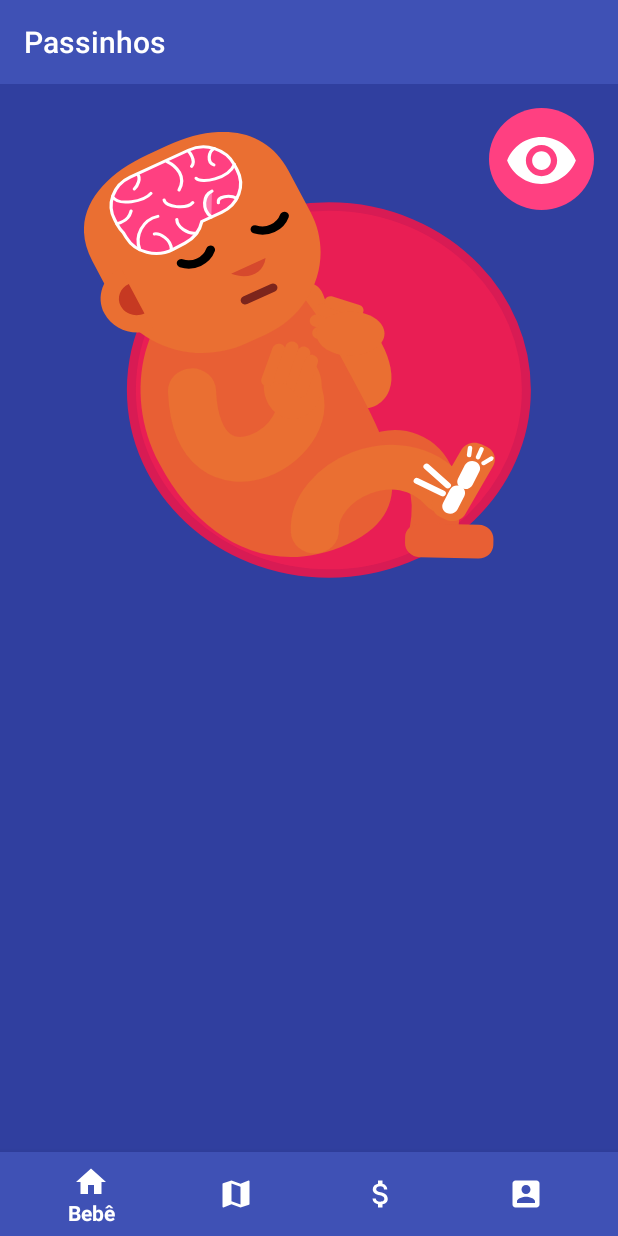
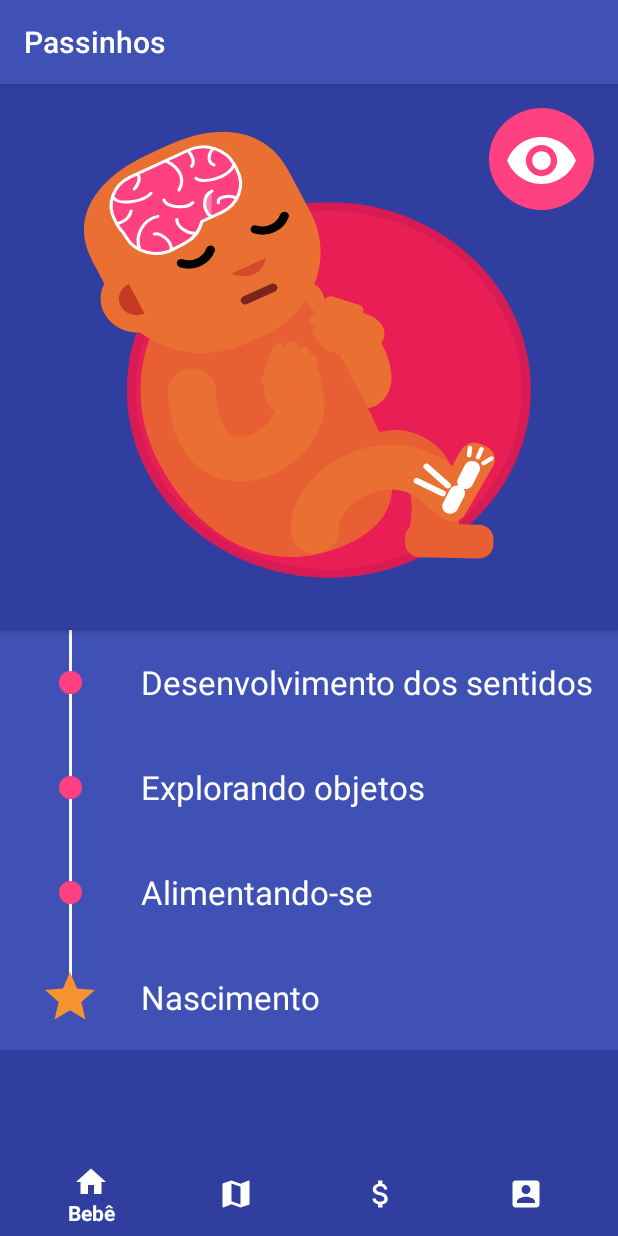
Before and after one commit to AlaurentinoOfficial/HackZika9, an Android app: the BabyFragment screen opened directly, with no data from a screen before it, on a phone screen of 412 x 824 dp. Run offline under Robolectric (Android 15) with nearby library versions, the phone set to English and light mode, and no system bars.

Commit message:
Add timeline in baby page

```diff
--- a/app/build.gradle
+++ b/app/build.gradle
@@ -33,5 +33,6 @@ dependencies {
     compile 'com.google.android.gms:play-services-maps:11.0.4'
     compile 'com.loopj.android:android-async-http:1.4.9'
     compile 'com.android.support:cardview-v7:23.+'
+    compile 'com.android.support:recyclerview-v7:23.1.1'
     testCompile 'junit:junit:4.12'
 }
--- /dev/null
+++ b/app/src/main/java/org/passinhos/passinhos/Adapters/TimelineAdapter.java
@@ -0,0 +1,68 @@
+package org.passinhos.passinhos.Adapters;
+
+import android.content.Context;
+import android.support.v7.widget.RecyclerView;
+import android.view.LayoutInflater;
+import android.view.View;
+import android.view.ViewGroup;
+import android.widget.ArrayAdapter;
+import android.widget.TextView;
+
+import org.passinhos.passinhos.Models.Income;
+import org.passinhos.passinhos.Models.Timeline;
+import org.passinhos.passinhos.R;
+
+import java.util.ArrayList;
+import java.util.Collections;
+import java.util.List;
+import java.util.Stack;
+
+public class TimelineAdapter extends RecyclerView.Adapter<TimelineAdapter.MyViewHolder> {
+
+    private List<Timeline> timeline;
+
+    public class MyViewHolder extends RecyclerView.ViewHolder {
+        public TextView title;
+
+        public MyViewHolder(View view) {
+            super(view);
+            title = (TextView) view.findViewById(R.id.timeline_title);
+        }
+    }
+
+
+    public TimelineAdapter(List<Timeline> ts) {
+        Collections.reverse(ts);
+        this.timeline = ts;
+    }
+
+    @Override
+    public int getItemViewType(int position) {
+        return position;
+    }
+
+    @Override
+    public MyViewHolder onCreateViewHolder(ViewGroup parent, int viewType) {
+        View itemView = null;
+
+        if(viewType == timeline.size()-1)
+            itemView = LayoutInflater.from(parent.getContext())
+                    .inflate(R.layout.timeline_list_first, parent, false);
+        else
+            itemView = LayoutInflater.from(parent.getContext())
+                    .inflate(R.layout.timeline_list_item, parent, false);;
+
+        return new MyViewHolder(itemView);
+    }
+
+    @Override
+    public void onBindViewHolder(MyViewHolder holder, int position) {
+        Timeline t = timeline.get(position);
+        holder.title.setText(t.getTitle());
+    }
+
+    @Override
+    public int getItemCount() {
+        return timeline.size();
+    }
+}
--- a/app/src/main/java/org/passinhos/passinhos/BabyFragment.java
+++ b/app/src/main/java/org/passinhos/passinhos/BabyFragment.java
@@ -3,10 +3,20 @@ package org.passinhos.passinhos;
 import android.content.Context;
 import android.net.Uri;
 import android.os.Bundle;
+import android.support.annotation.Nullable;
 import android.support.v4.app.Fragment;
+import android.support.v7.widget.LinearLayoutManager;
+import android.support.v7.widget.RecyclerView;
 import android.view.LayoutInflater;
 import android.view.View;
 import android.view.ViewGroup;
+
+import org.passinhos.passinhos.Adapters.TimelineAdapter;
+import org.passinhos.passinhos.Models.Timeline;
+
+import java.util.ArrayList;
+import java.util.List;
+import java.util.Stack;
 
 
 public class BabyFragment extends Fragment {
@@ -20,4 +30,25 @@ public class BabyFragment extends Fragment {
                              Bundle savedInstanceState) {
         return inflater.inflate(R.layout.fragment_baby, container, false);
     }
+
+    @Override
+    public void onViewCreated(View view, @Nullable Bundle savedInstanceState) {
+        super.onViewCreated(view, savedInstanceState);
+
+        List<Timeline> ts = new ArrayList<>();
+
+        ts.add(new Timeline("Nascimento"));
+        ts.add(new Timeline("Alimentando-se"));
+        ts.add(new Timeline("Explorando objetos"));
+        ts.add(new Timeline("Desenvolvimento dos sentidos"));
+
+        RecyclerView recycler = (RecyclerView) view.findViewById(R.id.timeline);
+        recycler.setHasFixedSize(true);
+
+        LinearLayoutManager layoutManager = new LinearLayoutManager(getContext());
+        recycler.setLayoutManager(layoutManager);
+
+        TimelineAdapter mAdapter = new TimelineAdapter(ts);
+        recycler.setAdapter(mAdapter);
+    }
 }
--- /dev/null
+++ b/app/src/main/java/org/passinhos/passinhos/Models/Timeline.java
@@ -0,0 +1,28 @@
+package org.passinhos.passinhos.Models;
+
+import java.text.SimpleDateFormat;
+
+public class Timeline {
+    String title;
+    SimpleDateFormat date;
+
+    public Timeline(String title) {
+        this.title = title;
+    }
+
+    public String getTitle() {
+        return title;
+    }
+
+    public void setTitle(String title) {
+        this.title = title;
+    }
+
+    public SimpleDateFormat getDate() {
+        return date;
+    }
+
+    public void setDate(SimpleDateFormat date) {
+        this.date = date;
+    }
+}
--- /dev/null
+++ b/app/src/main/res/drawable/ic_star_black_24dp.xml
@@ -0,0 +1,9 @@
+<vector xmlns:android="http://schemas.android.com/apk/res/android"
+        android:width="24dp"
+        android:height="24dp"
+        android:viewportWidth="24.0"
+        android:viewportHeight="24.0">
+    <path
+        android:fillColor="#f59331"
+        android:pathData="M12,17.27L18.18,21l-1.64,-7.03L22,9.24l-7.19,-0.61L12,2 9.19,8.63 2,9.24l5.46,4.73L5.82,21z"/>
+</vector>
--- /dev/null
+++ b/app/src/main/res/drawable/plan.xml
@@ -0,0 +1,8 @@
+<?xml version="1.0" encoding="utf-8"?>
+<selector xmlns:android="http://schemas.android.com/apk/res/android">
+    <item>
+        <shape xmlns:android="http://schemas.android.com/apk/res/android">
+            <solid android:color="#fafafa"/>
+        </shape>
+    </item>
+</selector>
--- a/app/src/main/res/layout/activity_navigation.xml
+++ b/app/src/main/res/layout/activity_navigation.xml
@@ -8,6 +8,14 @@
     android:orientation="vertical"
     tools:context="org.passinhos.passinhos.NavigationActivity">
 
+    <android.support.v7.widget.CardView
+        xmlns:app="http://schemas.android.com/apk/res-auto"
+        android:layout_width="match_parent"
+        android:layout_height="wrap_content"
+        app:cardUseCompatPadding="false"
+        app:cardElevation="4dp"
+        app:cardCornerRadius="0dp">
+
         <android.support.v7.widget.Toolbar
             android:id="@+id/toolbar"
             android:layout_width="match_parent"
@@ -15,6 +23,7 @@
             android:background="?attr/colorPrimary"
             android:theme="@style/ThemeOverlay.AppCompat.ActionBar"
             app:popupTheme="@style/ThemeOverlay.AppCompat.Light"/>
+    </android.support.v7.widget.CardView>
 
     <FrameLayout
         android:id="@+id/navigation_toolbar"
@@ -28,7 +37,7 @@
         android:layout_width="match_parent"
         android:layout_height="wrap_content"
         android:layout_gravity="bottom"
-        android:background="@color/colorPrimary"
+        android:background="@color/colorPrimaryDark"
         app:itemTextColor="@android:color/white"
         app:itemIconTint="@android:color/white"
         app:menu="@menu/navigation" />
--- a/app/src/main/res/layout/fragment_account.xml
+++ b/app/src/main/res/layout/fragment_account.xml
@@ -71,54 +71,67 @@
                         android:padding="12dp"
                         android:paddingBottom="12dp">
 
+                        <android.support.design.widget.TextInputLayout
+                            android:layout_width="match_parent"
+                            android:layout_height="wrap_content">
                             <EditText
                                 android:id="@+id/user"
                                 android:layout_width="match_parent"
                                 android:layout_height="48dp"
-                            android:background="@drawable/field"
                                 android:hint="@string/data_username"
                                 android:inputType="text"
                                 android:maxLines="1"
                                 android:padding="8dp"
                                 android:paddingTop="10dp"
                                 android:singleLine="true" />
+                        </android.support.design.widget.TextInputLayout>
 
+                        <android.support.design.widget.TextInputLayout
+                            android:layout_width="match_parent"
+                            android:layout_height="wrap_content">
                             <EditText
                                 android:id="@+id/name"
                                 android:layout_width="match_parent"
                                 android:layout_height="48dp"
                                 android:layout_marginTop="12dp"
-                            android:background="@drawable/field"
                                 android:hint="@string/data_name"
                                 android:inputType="text"
                                 android:maxLines="1"
                                 android:padding="8dp"
                                 android:singleLine="true" />
+                        </android.support.design.widget.TextInputLayout>
 
 
+                        <android.support.design.widget.TextInputLayout
+                            android:layout_width="match_parent"
+                            android:layout_height="wrap_content">
                             <EditText
                                 android:id="@+id/cpf"
                                 android:layout_width="match_parent"
                                 android:layout_height="48dp"
                                 android:layout_marginTop="12dp"
-                            android:background="@drawable/field"
                                 android:hint="@string/data_cpf"
                                 android:inputType="number"
                                 android:maxLines="1"
                                 android:padding="8dp"
                                 android:singleLine="true" />
+                        </android.support.design.widget.TextInputLayout>
 
+
+                        <android.support.design.widget.TextInputLayout
+                            android:layout_width="match_parent"
+                            android:layout_height="wrap_content">
                             <EditText
                                 android:id="@+id/state"
                                 android:layout_width="match_parent"
                                 android:layout_height="48dp"
                                 android:layout_marginTop="12dp"
-                            android:background="@drawable/field"
                                 android:hint="@string/data_state"
                                 android:inputType="text"
                                 android:maxLines="1"
                                 android:padding="8dp"
                                 android:singleLine="true" />
+                        </android.support.design.widget.TextInputLayout>
 
                         <TextView
                             android:layout_width="match_parent"
@@ -129,9 +142,9 @@
 
                         <DatePicker
                             android:layout_width="match_parent"
-                            android:layout_height="wrap_content"></DatePicker>
+                            android:layout_height="wrap_content" />
+
                     </LinearLayout>
-
                 </LinearLayout>
 
             </android.support.v7.widget.CardView>
@@ -186,42 +199,50 @@
                             android:padding="12dp"
                             android:paddingBottom="12dp">
 
+                            <android.support.design.widget.TextInputLayout
+                                android:layout_width="match_parent"
+                                android:layout_height="wrap_content">
                                 <EditText
                                     android:id="@+id/child_username"
                                     android:layout_width="match_parent"
                                     android:layout_height="wrap_content"
                                     android:layout_marginTop="12dp"
-                                android:background="@drawable/field"
                                     android:hint="@string/data_name"
                                     android:inputType="text"
                                     android:maxLines="1"
                                     android:padding="8dp"
                                     android:singleLine="true" />
+                            </android.support.design.widget.TextInputLayout>
 
-
+                            <android.support.design.widget.TextInputLayout
+                                android:layout_width="match_parent"
+                                android:layout_height="wrap_content">
                             <EditText
                                 android:id="@+id/child_cpf"
                                 android:layout_width="match_parent"
                                 android:layout_height="wrap_content"
                                 android:layout_marginTop="12dp"
-                                android:background="@drawable/field"
                                 android:hint="@string/data_cpf"
                                 android:inputType="number"
                                 android:maxLines="1"
                                 android:padding="8dp"
                                 android:singleLine="true" />
+                            </android.support.design.widget.TextInputLayout>
 
+                            <android.support.design.widget.TextInputLayout
+                                android:layout_width="match_parent"
+                                android:layout_height="wrap_content">
                                 <EditText
                                     android:id="@+id/child_state"
                                     android:layout_width="match_parent"
                                     android:layout_height="wrap_content"
                                     android:layout_marginTop="12dp"
-                                android:background="@drawable/field"
                                     android:hint="@string/data_state"
                                     android:inputType="text"
                                     android:maxLines="1"
                                     android:padding="8dp"
                                     android:singleLine="true" />
+                            </android.support.design.widget.TextInputLayout>
 
                             <TextView
                                 android:layout_width="match_parent"
--- a/app/src/main/res/layout/fragment_baby.xml
+++ b/app/src/main/res/layout/fragment_baby.xml
@@ -11,7 +11,17 @@
 
         <LinearLayout
             android:layout_width="match_parent"
-            android:layout_height="wrap_content">
+            android:layout_height="wrap_content"
+            android:orientation="vertical">
+
+            <android.support.v7.widget.CardView
+                xmlns:app="http://schemas.android.com/apk/res-auto"
+                android:layout_width="match_parent"
+                android:layout_height="match_parent"
+                app:cardUseCompatPadding="false"
+                app:cardElevation="2dp"
+                app:cardCornerRadius="0dp"
+                android:backgroundTint="@color/colorPrimaryDark">
 
                 <FrameLayout
                     android:layout_width="match_parent"
@@ -37,20 +47,15 @@
                             android:layout_width="70dp"
                             android:layout_height="70dp"
                             android:background="@drawable/floating_btn_visibility" />
-
-                    <!--<ImageButton-->
-                    <!--android:layout_width="56dp"-->
-                    <!--android:layout_height="56dp"-->
-                    <!--android:layout_marginTop="16dp"-->
-                    <!--android:background="@drawable/circle" />-->
                     </LinearLayout>
                 </FrameLayout>
+            </android.support.v7.widget.CardView>
 
-            <ListView
+            <android.support.v7.widget.RecyclerView
                 android:id="@+id/timeline"
+                android:scrollbars="vertical"
                 android:layout_width="match_parent"
-                android:layout_height="wrap_content" />
+                android:layout_height="wrap_content"/>
         </LinearLayout>
     </ScrollView>
-
 </FrameLayout>
--- /dev/null
+++ b/app/src/main/res/layout/timeline_list_first.xml
@@ -0,0 +1,36 @@
+<?xml version="1.0" encoding="utf-8"?>
+<LinearLayout xmlns:android="http://schemas.android.com/apk/res/android"
+    android:orientation="horizontal"
+    android:layout_width="match_parent"
+    android:layout_height="70dp"
+    android:background="@color/colorPrimary"
+    android:paddingLeft="12dp">
+
+    <FrameLayout
+        android:layout_width="70dp"
+        android:layout_height="70dp">
+
+        <View
+            android:layout_width="2dp"
+            android:layout_height="35dp"
+            android:layout_gravity="center_horizontal"
+            android:background="@drawable/plan" />
+
+        <View
+            android:layout_width="40dp"
+            android:layout_height="40dp"
+            android:layout_gravity="center"
+            android:background="@drawable/ic_star_black_24dp" />
+    </FrameLayout>
+
+    <TextView
+        android:id="@+id/timeline_title"
+        android:layout_width="wrap_content"
+        android:layout_height="wrap_content"
+        android:layout_marginLeft="12dp"
+        android:text="Isto é um titulo"
+        android:textColor="@android:color/white"
+        android:textSize="22sp"
+        android:layout_gravity="center"/>
+
+</LinearLayout>
--- /dev/null
+++ b/app/src/main/res/layout/timeline_list_item.xml
@@ -0,0 +1,36 @@
+<?xml version="1.0" encoding="utf-8"?>
+<LinearLayout xmlns:android="http://schemas.android.com/apk/res/android"
+    android:orientation="horizontal"
+    android:layout_width="match_parent"
+    android:layout_height="70dp"
+    android:background="@color/colorPrimary"
+    android:paddingLeft="12dp">
+
+    <FrameLayout
+        android:layout_width="70dp"
+        android:layout_height="70dp">
+
+        <View
+            android:layout_width="2dp"
+            android:layout_height="wrap_content"
+            android:layout_gravity="center"
+            android:background="@drawable/plan" />
+
+        <View
+            android:layout_width="15dp"
+            android:layout_height="15dp"
+            android:layout_gravity="center"
+            android:background="@drawable/circle" />
+    </FrameLayout>
+
+    <TextView
+        android:id="@+id/timeline_title"
+        android:layout_width="wrap_content"
+        android:layout_height="wrap_content"
+        android:layout_marginLeft="12dp"
+        android:text="Isto é um titulo"
+        android:textColor="@android:color/white"
+        android:textSize="22sp"
+        android:layout_gravity="center"/>
+
+</LinearLayout>
```
Also changed, not shown: app/src/main/res/layout/activity_login.xml (+0 -13 lines). Lines whose indentation alone changed are shown as unchanged.
